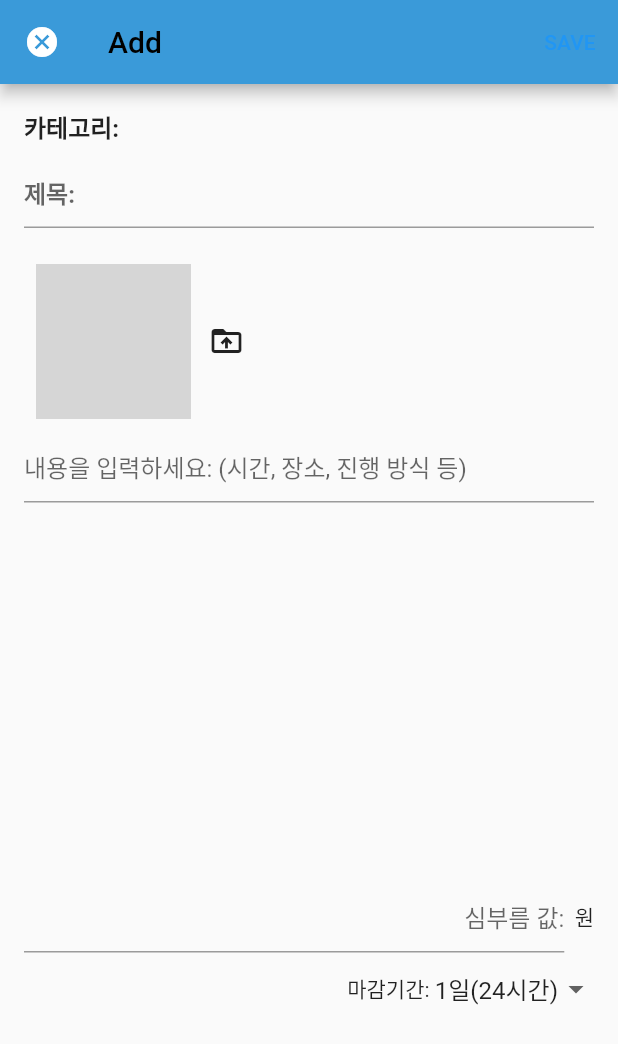
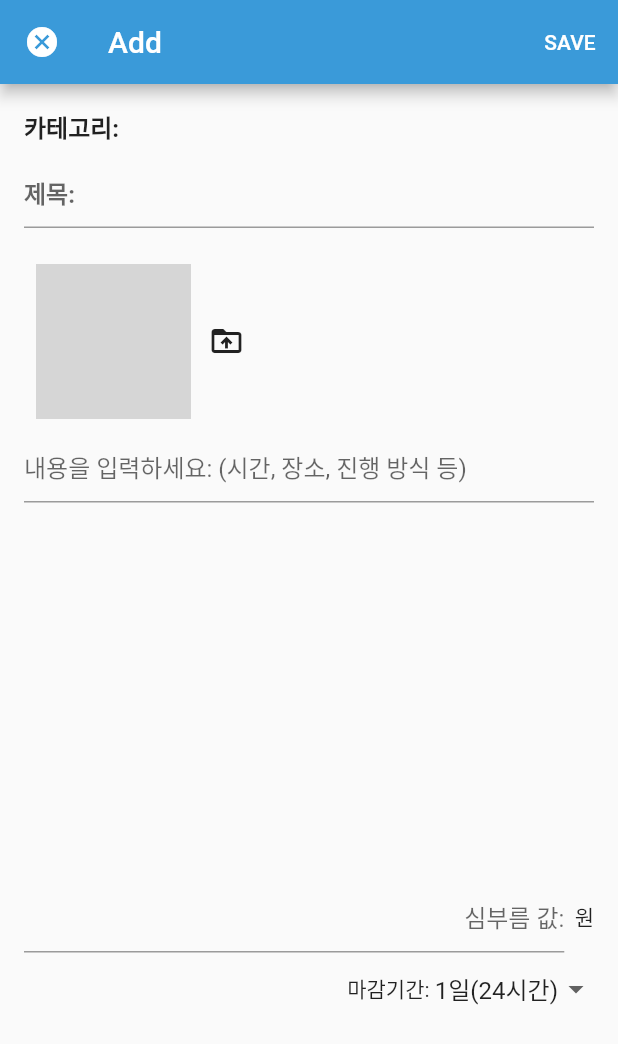
Before and after one commit to newForinux/SIMPLE-Flutter, a Flutter app: the HomePage screen opened directly with empty values, after a tap on the "add" icon, on a phone screen of 412 x 824 dp. Shown: the top 1044 px of the screen. Run offline on Flutter 3.47's test engine with Material 2 defaults, Android fonts, the phone set to English and light mode, and no system bars; our stand-ins replace carousel_slider, cloud_firestore, firebase_auth, firebase_core, firebase_storage, google_fonts and 2 more; accounts and stored records are empty; network calls fail; grey boxes are pictures that could not be loaded.

```diff
--- a/lib/add.dart
+++ b/lib/add.dart
@@ -72,7 +72,7 @@ class _AddPageState extends State<AddPage> {
         title: Text('Add'),
         actions: [
           TextButton(
-            child: Text('SAVE'),
+            child: Text('SAVE', style: TextStyle(color: Colors.white)),
             onPressed: () async {
               if (_titleFormkey.currentState!.validate()) {
                 await errands.doc(user!.uid).set({
--- a/lib/app.dart
+++ b/lib/app.dart
@@ -19,10 +19,10 @@ class SimpleApp extends StatelessWidget {
       theme: ThemeData(
         primaryColor: Color(0xff3a9ad9),
         backgroundColor: Colors.white,
-        accentColor: Colors.black,
+        accentColor: Colors.white,
         visualDensity: VisualDensity.adaptivePlatformDensity,
         primaryTextTheme: TextTheme(
-          title: TextStyle(color: Colors.black),
+          title: TextStyle(color: Colors.white),
         ),
       ),
       title: 'SIMPLE flutter',
--- a/lib/home.dart
+++ b/lib/home.dart
@@ -109,21 +109,22 @@ class _HomePageState extends State<HomePage> {
                       children: [
                         Text(docs['title'],
                             style: TextStyle(
-                                fontFamily: "Vitro Pride",
+                                fontFamily: "RobotoMono",
+                              fontWeight: FontWeight.bold,
                               fontSize: 18,
                             )
                         ),
                         SizedBox(height:8),
                         Text(docs['reward'].toString() + '원',
                             style: TextStyle(
-                                color: Colors.purple, fontFamily: "Vitro Pride",
+                                color: Colors.purple, fontFamily: "RobotoMono",
                               fontSize: 20,
                             )
                         ),
                         SizedBox(height:32),
                         Text(docs['date'],
                             style: TextStyle(
-                                fontFamily: "Cafe24 Surround"
+                                fontFamily: "RobotoMono"
                             )
                         ),
 
@@ -151,7 +152,7 @@ class _HomePageState extends State<HomePage> {
                           ),
                           Text('진행중',
                             style: TextStyle(
-                              color: Colors.white, fontFamily: "Cafe24 Surround",
+                              color: Colors.white, fontFamily: "RobotoMono",
                               fontWeight: FontWeight.bold,
                             ),
                           )
@@ -170,7 +171,7 @@ class _HomePageState extends State<HomePage> {
                           ),
                           Text('진행가능',
                             style: TextStyle(
-                              color: Colors.white, fontFamily: "Cafe24 Surround",
+                              color: Colors.white, fontFamily: "RobotoMono",
                               fontWeight: FontWeight.bold,
                             ),
                           )
--- a/pubspec.yaml
+++ b/pubspec.yaml
@@ -90,5 +90,9 @@ flutter:
     - family: Vitro Pride
       fonts:
         - asset: fonts/VitroPride.ttf
+    - family: RobotoMono
+      fonts:
+        - asset: fonts/RobotoMono-Regular.ttf
+
   # For details regarding fonts from package dependencies,
   # see https://flutter.dev/custom-fonts/#from-packages
```
Also changed, not shown: pubspec.lock.
